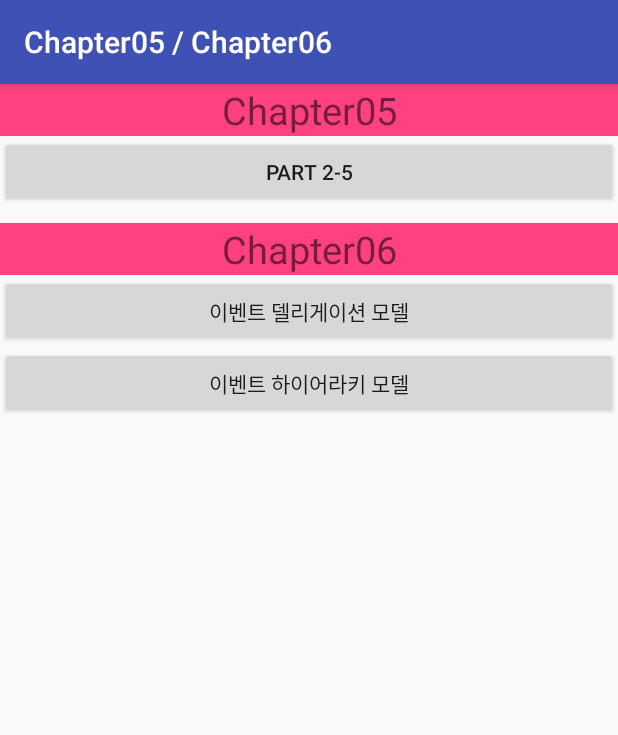
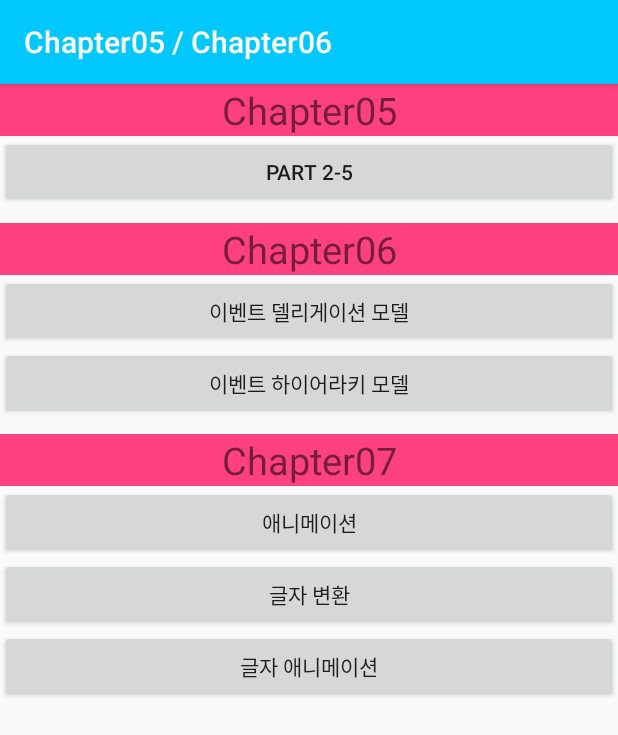
Before and after one commit to Mosquito06/Chapter05, an Android app: the screen it shows after launch (MainActivity), on a phone screen of 412 x 824 dp. Shown: the top 735 px of the screen. Run offline under Robolectric (Android 15) with nearby library versions, the phone set to English and light mode, and no system bars.

Commit message:
20180202 수업

```diff
--- a/app/src/main/res/layout/activity_main.xml
+++ b/app/src/main/res/layout/activity_main.xml
@@ -52,4 +52,43 @@
         android:onClick="mOnclickBtn"
         />
 
+    <TextView
+        android:layout_width="match_parent"
+        android:layout_height="wrap_content"
+        android:text="Chapter07"
+        android:textSize="25sp"
+        android:gravity="center"
+        android:background="@color/colorAccent"
+        android:layout_marginTop="10dp"
+        />
+
+    <Button
+        android:id="@+id/animation"
+        android:layout_width="match_parent"
+        android:layout_height="wrap_content"
+        android:text="애니메이션"
+        android:layout_gravity="center"
+        android:onClick="mOnclickBtn"
+        />
+
+    <Button
+    android:id="@+id/textSwitcher"
+    android:layout_width="match_parent"
+    android:layout_height="wrap_content"
+    android:text="글자 변환"
+    android:layout_gravity="center"
+    android:onClick="mOnclickBtn"
+    />
+
+    <Button
+        android:id="@+id/ButtonAnimation"
+        android:layout_width="match_parent"
+        android:layout_height="wrap_content"
+        android:text="글자 애니메이션"
+        android:layout_gravity="center"
+        android:onClick="mOnclickBtn"
+        />
+
+
+
 </LinearLayout>
--- a/app/src/main/res/values/colors.xml
+++ b/app/src/main/res/values/colors.xml
@@ -1,6 +1,9 @@
 <?xml version="1.0" encoding="utf-8"?>
 <resources>
-    <color name="colorPrimary">#3F51B5</color>
+    <color name="colorPrimary">#00c8ff</color>
     <color name="colorPrimaryDark">#303F9F</color>
     <color name="colorAccent">#FF4081</color>
+    <color name="colorMyPrimary">#ff5500</color>
+    <color name="colorMyPrimaryDark">#ff6a00</color>
+    <color name="colorMyAccent">#ff8400</color>
 </resources>
--- a/app/src/main/res/values/styles.xml
+++ b/app/src/main/res/values/styles.xml
@@ -8,4 +8,27 @@
         <item name="colorAccent">@color/colorAccent</item>
     </style>
 
+    <style name="MyAppTheme" parent="Theme.AppCompat.Light.DarkActionBar">
+        <!-- Customize your theme here. -->
+        <item name="colorPrimary">@color/colorMyPrimary</item>
+        <item name="colorPrimaryDark">@color/colorMyPrimaryDark</item>
+        <item name="colorAccent">@color/colorMyAccent</item>
+    </style>
+
+    <style name="MyNoBar" parent="Theme.AppCompat.Light.DarkActionBar">
+        <!-- Customize your theme here. -->
+        <item name="colorPrimary">@color/colorMyPrimary</item>
+        <item name="colorPrimaryDark">@color/colorMyPrimaryDark</item>
+        <item name="colorAccent">@color/colorMyAccent</item>
+        <item name="windowNoTitle">true</item>
+        <item name="windowActionBar">false</item>
+    </style>
+
+    <style name="MyAnimTheme" parent="Theme.AppCompat.Light.DarkActionBar">
+        <item name="windowNoTitle">true</item>
+        <item name="windowActionBar">false</item>
+        <item name="android:windowFullscreen">true</item>
+    </style>
+
+
 </resources>
```
Also changed, not shown: app/src/main/AndroidManifest.xml (+11 -2 lines), app/src/main/java/kr/or/dgit/bigdata/chapter05/AnimationActivity.java (added, +56 -0 lines), app/src/main/java/kr/or/dgit/bigdata/chapter05/ButtonAnimationActivity.java (added, +34 -0 lines), app/src/main/java/kr/or/dgit/bigdata/chapter05/MainActivity.java (+10 -0 lines), app/src/main/java/kr/or/dgit/bigdata/chapter05/TextSwitcherActivity.java (added, +45 -0 lines), app/src/main/res/anim/in.xml (added, +20 -0 lines), app/src/main/res/anim/move.xml (added, +10 -0 lines), app/src/main/res/anim/movedown.xml (added, +9 -0 lines), app/src/main/res/anim/moveup.xml (added, +9 -0 lines), app/src/main/res/anim/viewdown.xml (added, +8 -0 lines), app/src/main/res/anim/viewup.xml (added, +8 -0 lines), app/src/main/res/layout/activity_animation.xml (added, +26 -0 lines), app/src/main/res/layout/activity_button_animation.xml (added, +19 -0 lines), app/src/main/res/layout/activity_text_switcher.xml (added, +28 -0 lines), 2 more files.
